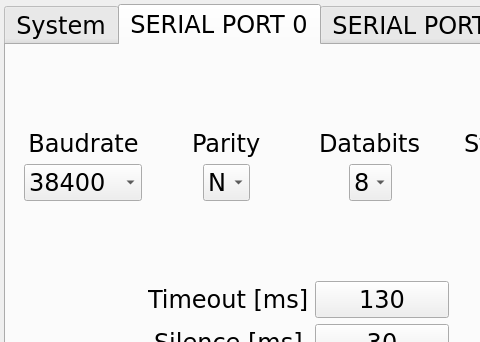
The window that qt_library/ATCMsystem/system_ini.ui (MECTsrl/mect_plugins) describes before a commit, drawn with Qt 5; both pictures show x 0 to 480 and y 0 to 342 of the 597 by 576 pixel window.
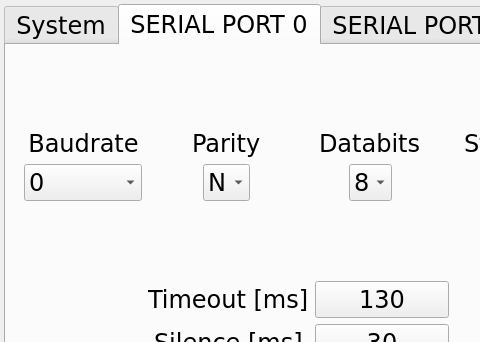
The same window after the commit. The open tabs and pages were chosen to show the change. Icons and pictures are not drawn. Custom widgets are drawn as their Qt base class.

Diff of the .ui file:
```diff
--- a/qt_library/ATCMsystem/system_ini.ui
+++ b/qt_library/ATCMsystem/system_ini.ui
@@ -7,7 +7,7 @@
     <x>0</x>
     <y>0</y>
     <width>449</width>
-    <height>426</height>
+    <height>462</height>
    </rect>
   </property>
   <property name="minimumSize">
@@ -1159,8 +1159,13 @@
             <enum>Qt::NoFocus</enum>
            </property>
            <property name="currentIndex">
-            <number>2</number>
+            <number>0</number>
            </property>
+           <item>
+            <property name="text">
+             <string>0</string>
+            </property>
+           </item>
            <item>
             <property name="text">
              <string>9600</string>
```
Left out of the diff: 21 changed lines with no effect on the pictures.
